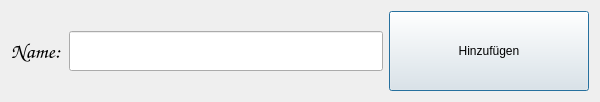
First picture: the form in MinigolfSimulator3000/addplayerdialog.ui, repository jonas154/Minigolf-Simulator-3000, before the edit.
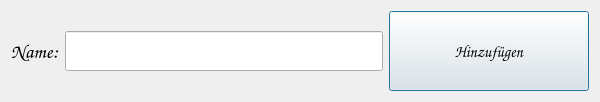
Second picture: the form after the edit.

Commit message: Kleine Verberesserungen im Design

Diff of the .ui file:
```diff
--- a/MinigolfSimulator3000/addplayerdialog.ui
+++ b/MinigolfSimulator3000/addplayerdialog.ui
@@ -19,7 +19,7 @@
      <property name="font">
       <font>
        <family>Comic Sans MS</family>
-       <pointsize>16</pointsize>
+       <pointsize>15</pointsize>
       </font>
      </property>
      <property name="text">
@@ -51,6 +51,12 @@
        <height>80</height>
       </size>
      </property>
+     <property name="font">
+      <font>
+       <family>Comic Sans MS</family>
+       <pointsize>12</pointsize>
+      </font>
+     </property>
      <property name="text">
       <string>Hinzufügen</string>
      </property>
```
The commit also changes 2 other files.
